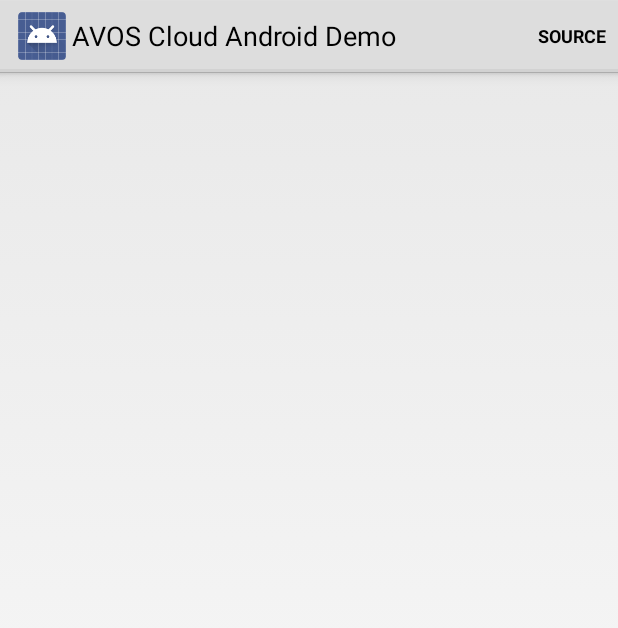
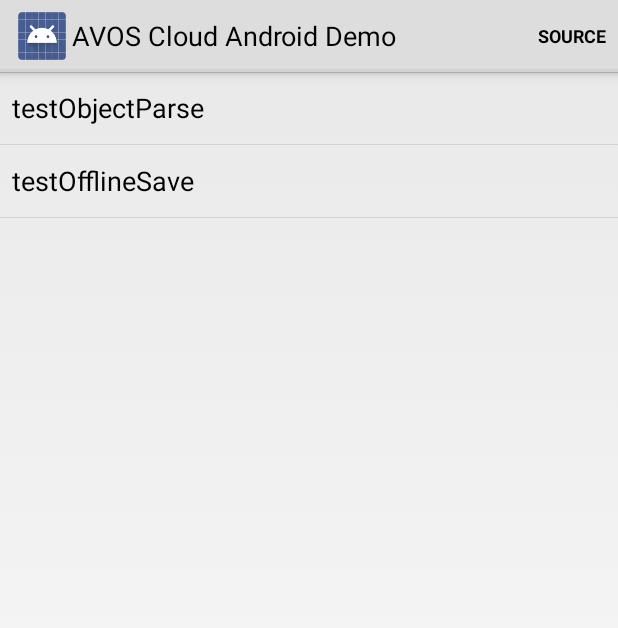
Before and after one commit to leancloud/LeanStorageDemo-Android, an Android app: the ObjectDemoActivity screen opened directly, with no data from a screen before it, on a phone screen of 412 x 824 dp. Shown: the top 628 px of the screen. Run offline under Robolectric (Android 15) with nearby library versions, the phone set to English and light mode, and no system bars; libraries missing offline, so code that uses them is left out: com.avos.avoscloud, junit.framework; 1 statement that could not run was skipped.

Commit message:
add more object demo

```diff
--- a/app/src/main/java/com/example/avoscloud_demo/demo/ObjectDemoActivity.java
+++ b/app/src/main/java/com/example/avoscloud_demo/demo/ObjectDemoActivity.java
@@ -1,9 +1,8 @@
 package com.example.avoscloud_demo.demo;
 
+import android.content.Intent;
 import android.graphics.Bitmap;
 import android.graphics.BitmapFactory;
-import android.graphics.drawable.Drawable;
-import android.net.Uri;
 import android.os.Bundle;
 import com.avos.avoscloud.AVException;
 import com.avos.avoscloud.AVFile;
@@ -15,8 +14,9 @@ import com.example.avoscloud_demo.Student;
 import junit.framework.Assert;
 
 import java.io.ByteArrayOutputStream;
-import java.io.FileNotFoundException;
 import java.io.IOException;
+import java.util.ArrayList;
+import java.util.HashMap;
 import java.util.List;
 import java.util.Random;
 
@@ -77,6 +77,132 @@ public class ObjectDemoActivity extends DemoBaseActivity {
     student.save();
     log("保存了文件，并把其作为一个字段保存到了对象。student: " + student);
   }
+
+  public void testObjectParse() throws Exception {
+    Student student = getFirstStudent();
+    String s = student.toString();
+    log("将对象序列化成字符串：" + s);
+
+    AVObject parseObject = AVObject.parseAVObject(s);
+    log("从字符串中解析对象：" + parseObject);
+  }
+
+  public void testObjectIntent() throws AVException {
+    Student student = getFirstStudent();
+    Intent intent = new Intent();
+    intent.putExtra("student", student);
+
+    Student intentStudent = intent.getParcelableExtra("student");
+    log("通过 intent 传递了对象 " + intentStudent);
+  }
+
+  public void testOfflineSave() {
+    log("请在网络关闭的时候运行本方法，然后开启网络，看是否保存上");
+    Student student = new Student();
+    student.setName("testOfflineSave");
+    student.saveEventually();
+    log("离线保存了对象：" + student);
+  }
+
+  public void testIncrement() throws AVException {
+    Student student = getFirstStudent();
+    log("生日前的年龄：%d", student.getAge());
+    student.increment(Student.AGE, 1);
+    student.save();
+    log("生日了，年龄：%d", student.getAge());
+  }
+
+  public void testAnyType() throws AVException {
+    Student student = getFirstStudent();
+    student.setAny(1);
+    student.save();
+    log("Any 字段保存为了数字 " + student.getAny());
+
+    student.setAny("hello");
+    student.save();
+    log("Any 字段保存为了字符串 " + student.getAny());
+
+    HashMap<String, Object> map = new HashMap<>();
+    map.put("like", "swimming");
+    student.setAny(map);
+    student.save();
+    log("Any 字段保存为了Map " + student.getAny());
+  }
+
+  public void testRemoveKey() throws AVException {
+    Student student = getFirstStudent();
+    log("名字：" + student.getName());
+
+    student.remove(Student.NAME);
+    student.save();
+    log("将名字字段置为空后：", student.getName());
+  }
+
+  public void testArrayAddObject() throws AVException {
+    Student student = getFirstStudent();
+    log("添加前的爱好：" + student.getHobbies());
+    List<String> hobbies = new ArrayList<>();
+    hobbies.add("running");
+    hobbies.add("fly");
+    student.addAll(Student.HOBBIES, hobbies);
+    student.save();
+    log("添加了两个爱好, hobbies : " + student.getHobbies());
+  }
+
+  public void testArrayAddMutipleObjects() throws AVException {
+    Student student = getFirstStudent();
+    student.add(Student.HOBBIES, "swimming");
+    student.save();
+    log("添加了游泳爱好, hobbies : " + student.getHobbies());
+  }
+
+  public void testArrayRemoveObject() throws AVException {
+    Student student = getFirstStudent();
+    log("移除爱好前，hobbies = " + student.getHobbies());
+    List<String> removeHobbies = new ArrayList<>();
+    removeHobbies.add("swimming");
+    student.removeAll(Student.HOBBIES, removeHobbies);
+    student.save();
+    log("移除爱好后, hobbies = " + student.getHobbies());
+  }
+
+  public void testArrayAddUnique() throws AVException {
+    Student student = getFirstStudent();
+    student.addUnique(Student.HOBBIES, "swimming");
+    student.save();
+    log("添加了游泳的爱好之后, hobbies: " + student.getHobbies());
+
+    student.addUnique(Student.HOBBIES, "swimming");
+    student.save();
+    log("再次 addUnique 游泳爱好, hobbies:" + student.getHobbies());
+  }
+
+  public void testSaveAll() throws AVException {
+    List<Student> students = new ArrayList<>();
+    for (int i = 0; i < 5; i++) {
+      Student student = new Student();
+      student.setName(i + "");
+      student.setAge(i + 10);
+      students.add(student);
+    }
+    AVObject.saveAll(students);
+
+    log("保存了五个学生: " + students);
+  }
+
+  public List<Student> findStudents() throws AVException {
+    AVQuery<Student> q = AVObject.getQuery(Student.class);
+    q.limit(5);
+    return q.find();
+  }
+
+  public void testDeleteAll() throws AVException {
+    List<Student> students = findStudents();
+    AVObject.deleteAll(students);
+
+    log("删除掉了一批学生 " + students);
+  }
+
 
   // create an object and query it.
   public void testObjectRead() throws AVException {
```
Also changed, not shown: app/src/main/java/com/example/avoscloud_demo/Student.java (+24 -1 lines).
